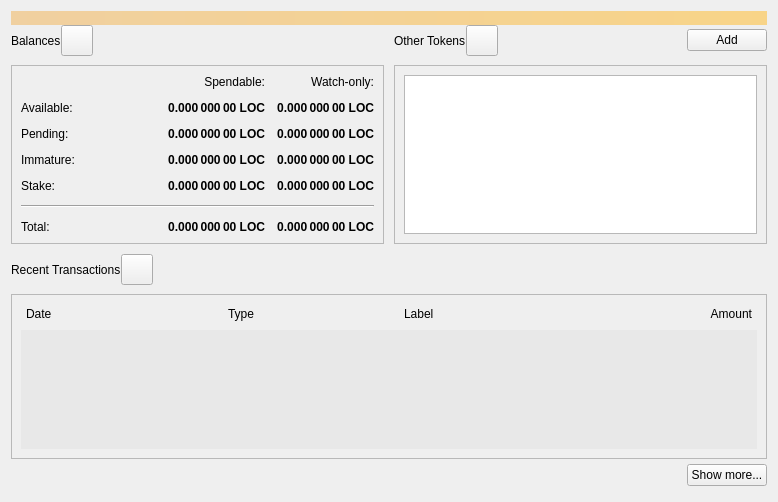
Before: the Qt Designer form src/qt/forms/overviewpage.ui in Hydra-Chain/node, drawn with Qt 5.
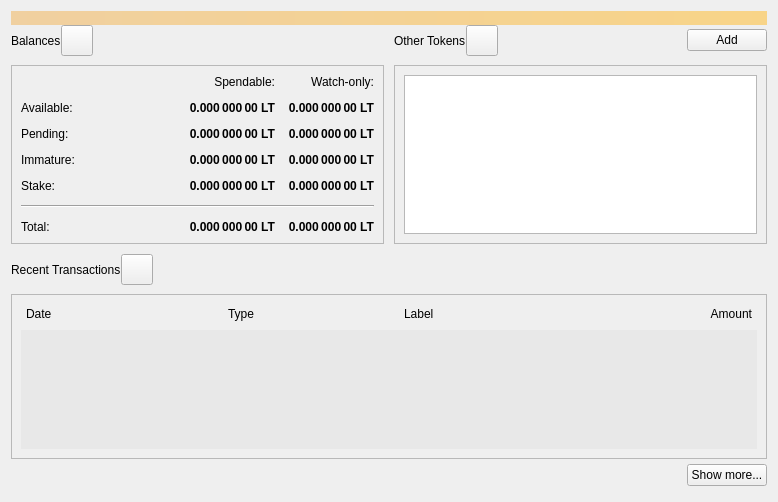
After: the same form once the commit is applied. Icons and pictures are not drawn.

Patch:
```diff
--- a/src/qt/forms/overviewpage.ui
+++ b/src/qt/forms/overviewpage.ui
@@ -145,7 +145,7 @@
              <string>Unconfirmed transactions to watch-only addresses</string>
             </property>
             <property name="text">
-             <string notr="true">0.000 000 00 LOC</string>
+             <string notr="true">0.000 000 00 LT</string>
             </property>
             <property name="alignment">
              <set>Qt::AlignRight|Qt::AlignTrailing|Qt::AlignVCenter</set>
@@ -170,7 +170,7 @@
              <string>Total of transactions that have yet to be confirmed, and do not yet count toward the spendable balance</string>
             </property>
             <property name="text">
-             <string notr="true">0.000 000 00 LOC</string>
+             <string notr="true">0.000 000 00 LT</string>
             </property>
             <property name="alignment">
              <set>Qt::AlignRight|Qt::AlignTrailing|Qt::AlignVCenter</set>
@@ -195,7 +195,7 @@
              <string>Mined balance that has not yet matured</string>
             </property>
             <property name="text">
-             <string notr="true">0.000 000 00 LOC</string>
+             <string notr="true">0.000 000 00 LT</string>
             </property>
             <property name="alignment">
              <set>Qt::AlignRight|Qt::AlignTrailing|Qt::AlignVCenter</set>
@@ -244,7 +244,7 @@
              <string>Your current spendable balance</string>
             </property>
             <property name="text">
-             <string notr="true">0.000 000 00 LOC</string>
+             <string notr="true">0.000 000 00 LT</string>
             </property>
             <property name="alignment">
              <set>Qt::AlignRight|Qt::AlignTrailing|Qt::AlignVCenter</set>
@@ -269,7 +269,7 @@
              <string>Your current balance in watch-only addresses</string>
             </property>
             <property name="text">
-             <string notr="true">0.000 000 00 LOC</string>
+             <string notr="true">0.000 000 00 LT</string>
             </property>
             <property name="alignment">
              <set>Qt::AlignRight|Qt::AlignTrailing|Qt::AlignVCenter</set>
@@ -312,7 +312,7 @@
              </font>
             </property>
             <property name="text">
-             <string>0.000 000 00 LOC</string>
+             <string>0.000 000 00 LT</string>
             </property>
             <property name="alignment">
              <set>Qt::AlignRight|Qt::AlignTrailing|Qt::AlignVCenter</set>
@@ -331,7 +331,7 @@
              </font>
             </property>
             <property name="text">
-             <string>0.000 000 00 LOC</string>
+             <string>0.000 000 00 LT</string>
             </property>
             <property name="alignment">
              <set>Qt::AlignRight|Qt::AlignTrailing|Qt::AlignVCenter</set>
@@ -356,7 +356,7 @@
              <string>Mined balance in watch-only addresses that has not yet matured</string>
             </property>
             <property name="text">
-             <string notr="true">0.000 000 00 LOC</string>
+             <string notr="true">0.000 000 00 LT</string>
             </property>
             <property name="alignment">
              <set>Qt::AlignRight|Qt::AlignTrailing|Qt::AlignVCenter</set>
@@ -381,7 +381,7 @@
              <string>Current total balance in watch-only addresses</string>
             </property>
             <property name="text">
-             <string notr="true">0.000 000 00 LOC</string>
+             <string notr="true">0.000 000 00 LT</string>
             </property>
             <property name="alignment">
              <set>Qt::AlignRight|Qt::AlignTrailing|Qt::AlignVCenter</set>
@@ -419,7 +419,7 @@
              <string>Your current total balance</string>
             </property>
             <property name="text">
-             <string notr="true">0.000 000 00 LOC</string>
+             <string notr="true">0.000 000 00 LT</string>
             </property>
             <property name="alignment">
              <set>Qt::AlignRight|Qt::AlignTrailing|Qt::AlignVCenter</set>
```
Left out of the diff: 6 changed lines with no effect on the pictures.
